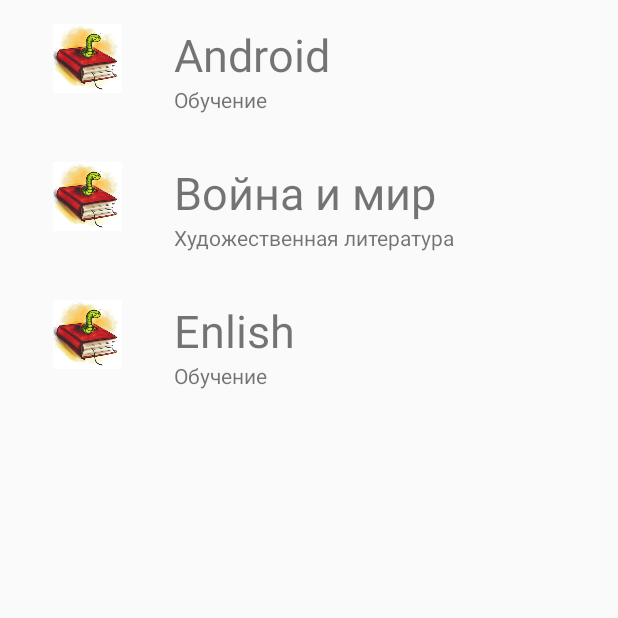
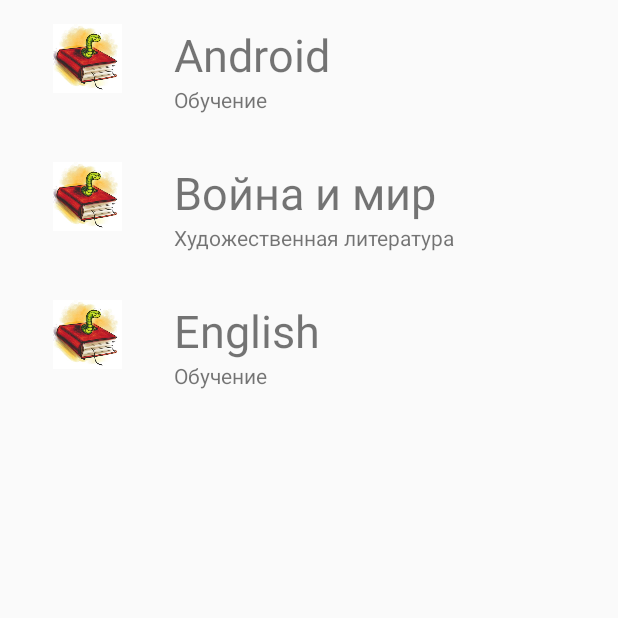
Before and after one commit to ElinaKhasanova/androidHomework, an Android app: the screen it shows after launch (MainActivity), on a phone screen of 412 x 824 dp, the top half of it. Run offline under Robolectric (Android 15) with nearby library versions, the phone set to English and light mode, and no system bars.

Commit message:
Fixed mistakes

```diff
--- a/MyApplication3/app/src/main/AndroidManifest.xml
+++ b/MyApplication3/app/src/main/AndroidManifest.xml
@@ -16,7 +16,7 @@
                 <category android:name="android.intent.category.LAUNCHER" />
             </intent-filter>
         </activity>
-        <activity android:name=".ActivityTwo">
+        <activity android:name=".TwoActivity">
         </activity>
     </application>
 
--- a/MyApplication3/app/src/main/java/com/example/elina/myapplication/MainActivity.java
+++ b/MyApplication3/app/src/main/java/com/example/elina/myapplication/MainActivity.java
@@ -23,7 +23,7 @@ public class MainActivity extends AppCompatActivity implements CallBack {
 
         recyclerView = findViewById(R.id.rc_view);
         recyclerView.setLayoutManager(new LinearLayoutManager(this));
-        rvAdapter = new RVAdapter();
+        rvAdapter = new RVAdapter(this);
         recyclerView.setAdapter(rvAdapter);
 
         loadList();
@@ -38,13 +38,13 @@ public class MainActivity extends AppCompatActivity implements CallBack {
         books = new ArrayList<>();
         books.add(new Book("Android", "Обучение", R.drawable.kniha));
         books.add(new Book("Война и мир", "Художественная литература", R.drawable.kniha));
-        books.add(new Book("Enlish", "Обучение", R.drawable.kniha));
+        books.add(new Book("English", "Обучение", R.drawable.kniha));
         return books;
     }
 
     @Override
     public void callback(String name, String description) {
-        Intent intent = new Intent(this, ActivityTwo.class);
+        Intent intent = new Intent(this, TwoActivity.class);
         intent.putExtra("name", name);
         intent.putExtra("description",description);
         startActivity(intent);
--- a/MyApplication3/app/src/main/java/com/example/elina/myapplication/RVAdapter.java
+++ b/MyApplication3/app/src/main/java/com/example/elina/myapplication/RVAdapter.java
@@ -1,6 +1,5 @@
 package com.example.elina.myapplication;
 
-import android.content.Context;
 import android.support.annotation.NonNull;
 import android.support.v7.widget.RecyclerView;
 import android.view.LayoutInflater;
@@ -15,6 +14,11 @@ import java.util.List;
 
 public class RVAdapter extends RecyclerView.Adapter<RVAdapter.BookViewHolder> {
     CallBack callBack;
+
+    public RVAdapter(CallBack callBack) {
+        this.callBack = callBack;
+    }
+
     private List<Book> books = new ArrayList<>();
 
     class BookViewHolder extends RecyclerView.ViewHolder{
@@ -24,8 +28,8 @@ public class RVAdapter extends RecyclerView.Adapter<RVAdapter.BookViewHolder> {
 
         public BookViewHolder(@NonNull View itemView){
             super(itemView);
-            nameBook = itemView.findViewById(R.id.book_name);
-            descriptionBook = itemView.findViewById(R.id.book_description);
+            nameBook = itemView.findViewById(R.id.text_book_name);
+            descriptionBook = itemView.findViewById(R.id.text_book_description);
             photoBook = itemView.findViewById(R.id.book_photo);
         }
 
@@ -57,7 +61,6 @@ public class RVAdapter extends RecyclerView.Adapter<RVAdapter.BookViewHolder> {
     @Override
     public void onBindViewHolder(@NonNull BookViewHolder bookViewHolder, int i) {
         bookViewHolder.bind(books.get(i));
-
     }
 
     @Override
--- a/MyApplication3/app/src/main/res/layout/activity_main.xml
+++ b/MyApplication3/app/src/main/res/layout/activity_main.xml
@@ -7,13 +7,12 @@
     tools:context=".MainActivity">
 
     <android.support.v7.widget.RecyclerView
+        android:id="@+id/rc_view"
         android:layout_width="match_parent"
         android:layout_height="match_parent"
-        android:id="@+id/rc_view"
+        app:layout_constraintBottom_toTopOf="parent"
         app:layout_constraintLeft_toLeftOf="parent"
         app:layout_constraintRight_toRightOf="parent"
-        app:layout_constraintTop_toBottomOf="parent"
-        app:layout_constraintBottom_toTopOf="parent" />
-
+        app:layout_constraintTop_toBottomOf="parent" />
 
 </android.support.constraint.ConstraintLayout>
--- a/MyApplication3/app/src/main/res/layout/item.xml
+++ b/MyApplication3/app/src/main/res/layout/item.xml
@@ -15,20 +15,18 @@
             android:layout_marginRight="16dp" />
 
         <TextView
-            android:id="@+id/book_name"
+            android:id="@+id/text_book_name"
             android:layout_width="wrap_content"
             android:layout_height="wrap_content"
             android:layout_alignParentTop="true"
-            android:text="hshda"
             android:layout_toRightOf="@+id/book_photo"
             android:textSize="30sp" />
 
         <TextView
-            android:id="@+id/book_description"
+            android:id="@+id/text_book_description"
             android:layout_width="wrap_content"
             android:layout_height="wrap_content"
-            android:text="dsidjsjwd"
-            android:layout_below="@+id/book_name"
+            android:layout_below="@+id/text_book_name"
             android:layout_toRightOf="@+id/book_photo" />
 
     </RelativeLayout>
```
Also changed, not shown: MyApplication3/app/src/main/java/com/example/elina/myapplication/TwoActivity.java (added, +20 -0 lines), MyApplication3/app/src/main/res/layout/activity_two.xml (+11 -7 lines).
